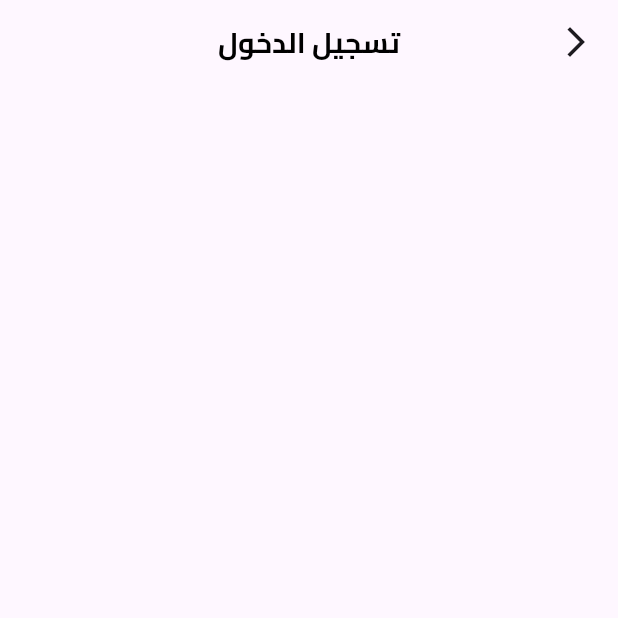
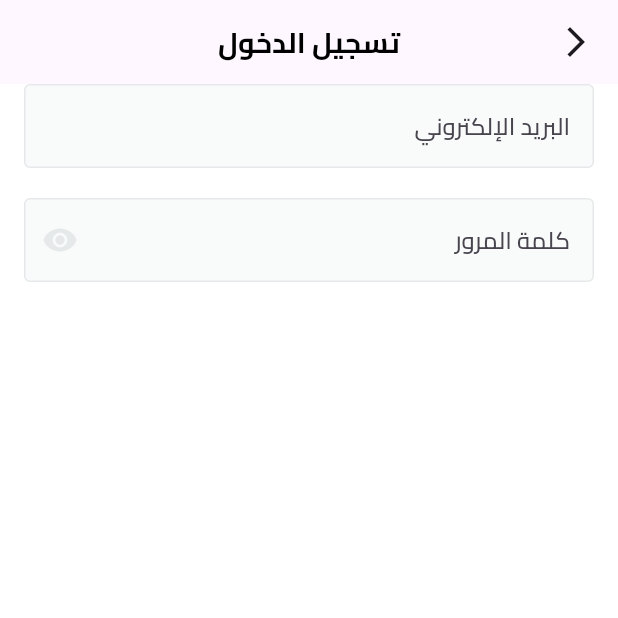
Before and after one commit to ZiadAhmedH/E-Commerce-app, a Flutter app: the screen it shows after launch, after a tap on "تخط", on a phone screen of 412 x 824 dp, the top half of it. Run offline on Flutter 3.47's test engine with Material 3 defaults, Android fonts, the phone set to English and light mode, and no system bars; our stand-ins replace dots_indicator, flutter_svg, shared_preferences.

Commit message:
add custem_text_feild

```diff
--- a/lib/core/constents.dart
+++ b/lib/core/constents.dart
@@ -1,4 +1,6 @@
 const KverticalPadding = 16.0;
+
+const KhorizontalPadding = 16.0;
 
 const isBoardingViewSeen = 'isBoardingViewSeen';
 
--- a/lib/core/utils/app_color.dart
+++ b/lib/core/utils/app_color.dart
@@ -3,4 +3,9 @@ import 'package:flutter/material.dart';
 class AppColor {
   static const Color primaryColor = Color(0xFF1B5E37);
   static const Color secondaryColor = Color(0xFFF4A91F);
+
+
+  // gray
+  static const Color graylight = Color(0xFFF9FAFA);
+  static const Color grayHeavyLight = Color(0xFFE6E9EA);
 }
--- /dev/null
+++ b/lib/core/widgets/custem_text_feild.dart
@@ -0,0 +1,45 @@
+
+import 'package:ecommerce_app/core/utils/app_color.dart';
+import 'package:ecommerce_app/generated/l10n.dart';
+import 'package:flutter/material.dart';
+class CustemTextFormFeild extends StatelessWidget {
+
+  final String hintText;
+  final IconData iconData;
+  final bool isPassword;
+  final TextEditingController controller;
+  final TextInputType textInputType;
+
+
+  const CustemTextFormFeild({super.key, required this.hintText, required this.iconData, required this.isPassword, required this.controller, required this.textInputType});
+  @override
+  Widget build(BuildContext context) {
+    return TextFormField(
+      controller: controller,
+      keyboardType: textInputType,
+      obscureText: isPassword,
+
+      decoration: InputDecoration(
+      hintText: hintText,
+      hintStyle: TextStyle(
+        fontSize: 16,
+        fontWeight: FontWeight.w500,
+      ),
+        border: borderBulider(),
+        enabledBorder: borderBulider(),
+        focusedBorder: borderBulider(),
+        fillColor: AppColor.graylight,
+        filled: true,
+        suffixIcon: isPassword? Icon(iconData, color: AppColor.grayHeavyLight,) : null,
+      ),
+
+    );
+  }
+
+  OutlineInputBorder borderBulider() {
+    return OutlineInputBorder(
+        borderRadius: BorderRadius.circular(4),
+        borderSide: BorderSide(color: AppColor.grayHeavyLight ,width: 1),
+      );
+  }
+}
--- a/lib/features/auth/presentation/view/login_view.dart
+++ b/lib/features/auth/presentation/view/login_view.dart
@@ -9,6 +9,7 @@ class LoginView extends StatelessWidget {
   @override
   Widget build(BuildContext context) {
     return Scaffold(
+      backgroundColor: Colors.white,
       appBar:buildAppBar(context, title: S.of(context).login),
       body: const LoginViewBody(),
     );
--- a/lib/features/auth/presentation/view/widgets/login_view_body.dart
+++ b/lib/features/auth/presentation/view/widgets/login_view_body.dart
@@ -1,3 +1,6 @@
+import 'package:ecommerce_app/core/constents.dart';
+import 'package:ecommerce_app/core/widgets/custem_text_feild.dart';
+import 'package:ecommerce_app/generated/l10n.dart';
 import 'package:flutter/material.dart';
 
 class LoginViewBody extends StatelessWidget {
@@ -5,11 +8,30 @@ class LoginViewBody extends StatelessWidget {
 
   @override
   Widget build(BuildContext context) {
-    return SingleChildScrollView(
-      child: Column(
-        children: [
-
-        ],
+    return Padding(
+      padding: const EdgeInsets.symmetric(horizontal: KhorizontalPadding),
+      child: SingleChildScrollView(
+        child: Column(
+          children: [
+            CustemTextFormFeild(
+              hintText: S.of(context).email,
+              controller: TextEditingController(),
+              iconData: Icons.abc_outlined,
+              isPassword: false,
+              textInputType: TextInputType.emailAddress,
+            ),
+            const SizedBox(
+              height: 20,
+            ),
+            CustemTextFormFeild(
+              hintText: S.of(context).password,
+              controller: TextEditingController(),
+              iconData: Icons.remove_red_eye,
+              isPassword: true,
+              textInputType: TextInputType.visiblePassword,
+            ),
+          ],
+        ),
       ),
     );
   }
--- a/lib/l10n/intl_ar.arb
+++ b/lib/l10n/intl_ar.arb
@@ -18,4 +18,8 @@
     "login_with_apple": "تسجيل الدخول باستخدام آبل",
     "login_with_facebook": "تسجيل الدخول باستخدام فيسبوك"
 
+
+
+
+
 }
```
